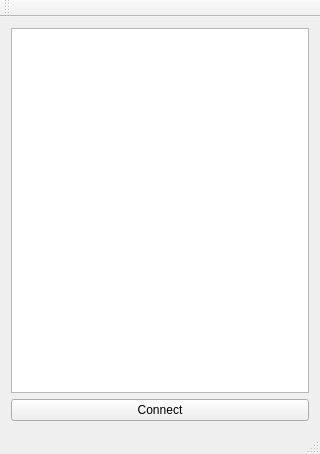
This is ZeroConfListWidget/ZeroConfListWidget/mainwindow.ui in hassin23ayz/QtZeroConf as Qt 5 draws it before an edit. The edited form follows.
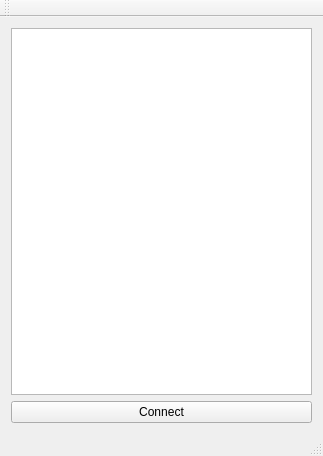
This is the edited form.

```diff
--- a/ZeroConfListWidget/ZeroConfListWidget/mainwindow.ui
+++ b/ZeroConfListWidget/ZeroConfListWidget/mainwindow.ui
@@ -6,8 +6,8 @@
    <rect>
     <x>0</x>
     <y>0</y>
-    <width>320</width>
-    <height>454</height>
+    <width>323</width>
+    <height>456</height>
    </rect>
   </property>
   <property name="windowTitle">
```
Left out of the diff: 2 changed lines with no effect on the pictures.
